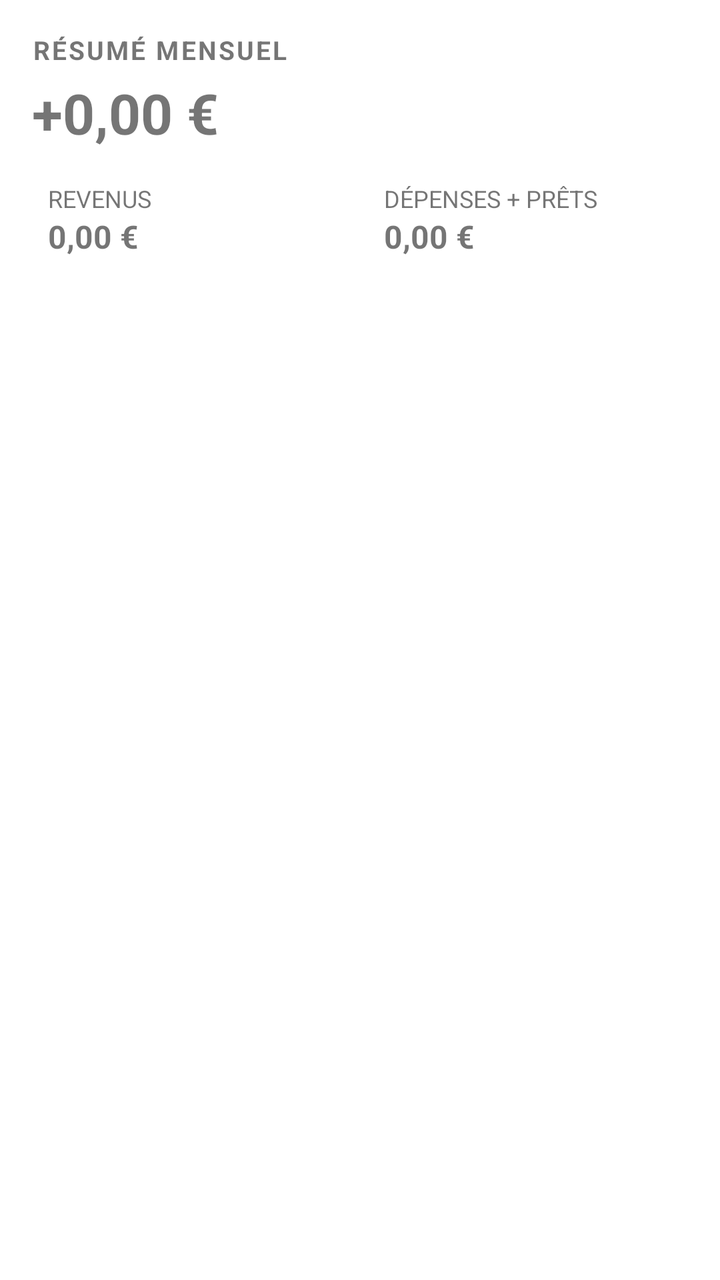
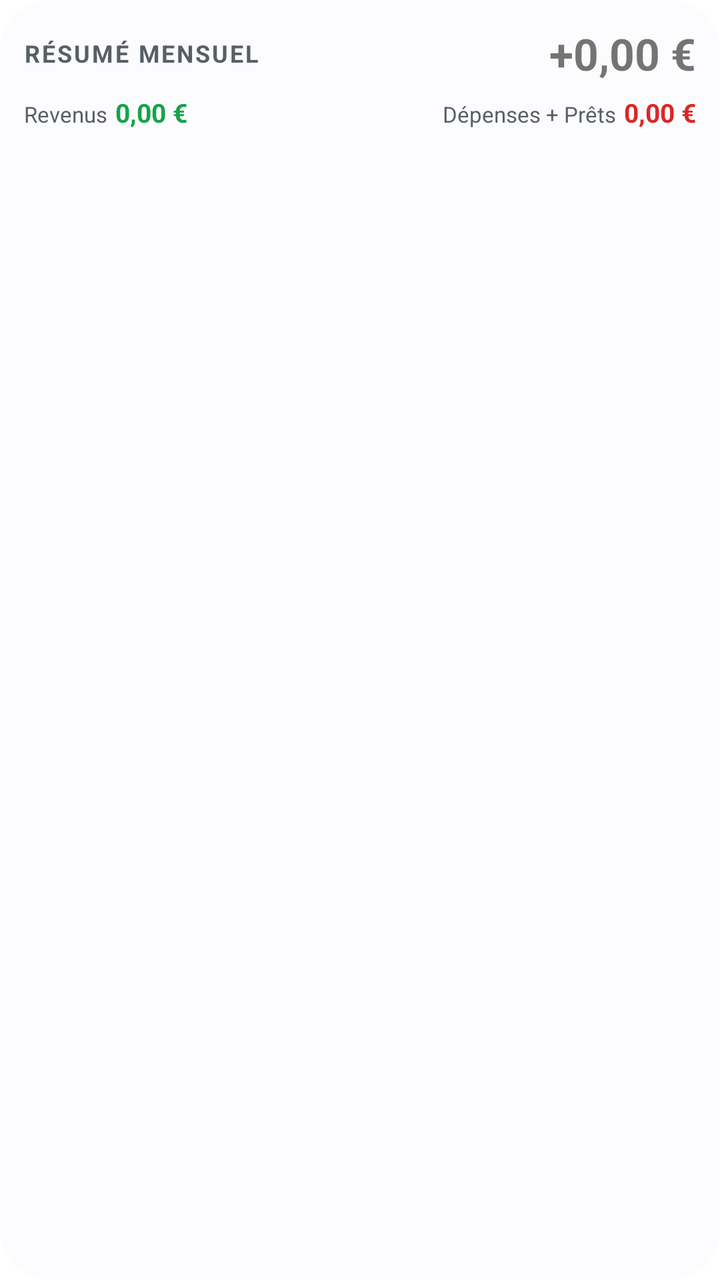

Before-and-after screenshots of an Android layout around one commit, followed by the original layout XML and the change that was made.
<!-- AndroidManifest.xml: fallback theme Theme.MaterialComponents.DayNight.NoActionBar -->
<!-- res/layout/widget_monthly_summary.xml -->
<?xml version="1.0" encoding="utf-8"?>
<LinearLayout xmlns:android="http://schemas.android.com/apk/res/android"
    android:id="@+id/widget_root"
    android:layout_width="match_parent"
    android:layout_height="match_parent"
    android:orientation="vertical"
    android:padding="@dimen/widget_padding">

    <TextView
        android:id="@+id/tv_title"
        android:layout_width="match_parent"
        android:layout_height="wrap_content"
        android:text="@string/widget_title_monthly_summary"
        android:textSize="@dimen/widget_title_size"
        android:textStyle="bold"
        android:textAllCaps="true"
        android:letterSpacing="0.08" />

    <TextView
        android:id="@+id/tv_net_balance"
        android:layout_width="match_parent"
        android:layout_height="wrap_content"
        android:text="+0,00 €"
        android:textSize="@dimen/widget_balance_size"
        android:textStyle="bold"
        android:layout_marginTop="4dp"
        android:layout_marginBottom="8dp" />

    <LinearLayout
        android:layout_width="match_parent"
        android:layout_height="wrap_content"
        android:orientation="horizontal">

        <LinearLayout
            android:layout_width="0dp"
            android:layout_height="wrap_content"
            android:layout_weight="1"
            android:orientation="vertical"
            android:padding="@dimen/widget_row_padding">

            <TextView
                android:id="@+id/tv_revenues_label"
                android:layout_width="wrap_content"
                android:layout_height="wrap_content"
                android:text="@string/widget_label_revenues"
                android:textSize="12sp"
                android:textAllCaps="true" />

            <TextView
                android:id="@+id/tv_revenues_amount"
                android:layout_width="wrap_content"
                android:layout_height="wrap_content"
                android:text="0,00 €"
                android:textSize="16sp"
                android:textStyle="bold" />
        </LinearLayout>

        <LinearLayout
            android:layout_width="0dp"
            android:layout_height="wrap_content"
            android:layout_weight="1"
            android:orientation="vertical"
            android:padding="@dimen/widget_row_padding"
            android:layout_marginStart="8dp">

            <TextView
                android:id="@+id/tv_expenses_label"
                android:layout_width="wrap_content"
                android:layout_height="wrap_content"
                android:text="@string/widget_label_expenses"
                android:textSize="12sp"
                android:textAllCaps="true" />

            <TextView
                android:id="@+id/tv_expenses_amount"
                android:layout_width="wrap_content"
                android:layout_height="wrap_content"
                android:text="0,00 €"
                android:textSize="16sp"
                android:textStyle="bold" />
        </LinearLayout>
    </LinearLayout>
</LinearLayout>
<!-- resources referenced by this layout -->
<resources>
  <dimen name="widget_balance_size">28sp</dimen>
  <dimen name="widget_padding">16dp</dimen>
  <dimen name="widget_row_padding">8dp</dimen>
  <dimen name="widget_title_size">13sp</dimen>
  <string name="widget_label_expenses">Dépenses + Prêts</string>
  <string name="widget_label_revenues">Revenus</string>
  <string name="widget_title_monthly_summary">Résumé mensuel</string>
</resources>

<!-- the commit's change to res/layout/widget_monthly_summary.xml (unified diff, before → after) -->
@@ -2,82 +2,85 @@
 <LinearLayout xmlns:android="http://schemas.android.com/apk/res/android"
     android:id="@+id/widget_root"
     android:layout_width="match_parent"
-    android:layout_height="match_parent"
+    android:layout_height="wrap_content"
     android:orientation="vertical"
-    android:padding="@dimen/widget_padding">
-
-    <TextView
-        android:id="@+id/tv_title"
-        android:layout_width="match_parent"
-        android:layout_height="wrap_content"
-        android:text="@string/widget_title_monthly_summary"
-        android:textSize="@dimen/widget_title_size"
-        android:textStyle="bold"
-        android:textAllCaps="true"
-        android:letterSpacing="0.08" />
-
-    <TextView
-        android:id="@+id/tv_net_balance"
-        android:layout_width="match_parent"
-        android:layout_height="wrap_content"
-        android:text="+0,00 €"
-        android:textSize="@dimen/widget_balance_size"
-        android:textStyle="bold"
-        android:layout_marginTop="4dp"
-        android:layout_marginBottom="8dp" />
+    android:padding="12dp"
+    android:background="@drawable/widget_bg">
 
     <LinearLayout
         android:layout_width="match_parent"
         android:layout_height="wrap_content"
-        android:orientation="horizontal">
+        android:orientation="horizontal"
+        android:gravity="center_vertical">
 
-        <LinearLayout
+        <TextView
+            android:id="@+id/tv_title"
+            android:layout_width="wrap_content"
+            android:layout_height="wrap_content"
+            android:text="@string/widget_title_monthly_summary"
+            android:textSize="12sp"
+            android:textColor="@color/widget_on_surface_variant"
+            android:textStyle="bold"
+            android:textAllCaps="true"
+            android:letterSpacing="0.08" />
+
+        <TextView
+            android:id="@+id/tv_net_balance"
             android:layout_width="0dp"
             android:layout_height="wrap_content"
             android:layout_weight="1"
-            android:orientation="vertical"
-            android:padding="@dimen/widget_row_padding">
+            android:text="+0,00 €"
+            android:textSize="22sp"
+            android:textStyle="bold"
+            android:gravity="end"
+            android:layout_marginStart="12dp" />
+    </LinearLayout>
 
-            <TextView
-                android:id="@+id/tv_revenues_label"
-                android:layout_width="wrap_content"
-                android:layout_height="wrap_content"
-                android:text="@string/widget_label_revenues"
-                android:textSize="12sp"
-                android:textAllCaps="true" />
+    <LinearLayout
+        android:layout_width="match_parent"
+        android:layout_height="wrap_content"
+        android:orientation="horizontal"
+        android:layout_marginTop="6dp">
 
-            <TextView
-                android:id="@+id/tv_revenues_amount"
-                android:layout_width="wrap_content"
-                android:layout_height="wrap_content"
-                android:text="0,00 €"
-                android:textSize="16sp"
-                android:textStyle="bold" />
-        </LinearLayout>
+        <TextView
+            android:id="@+id/tv_revenues_label"
+            android:layout_width="wrap_content"
+            android:layout_height="wrap_content"
+            android:text="@string/widget_label_revenues"
+            android:textSize="11sp"
+            android:textColor="@color/widget_on_surface_variant" />
 
-        <LinearLayout
+        <TextView
+            android:id="@+id/tv_revenues_amount"
+            android:layout_width="wrap_content"
+            android:layout_height="wrap_content"
+            android:text="0,00 €"
+            android:textSize="13sp"
+            android:textColor="@color/widget_positive"
+            android:textStyle="bold"
+            android:layout_marginStart="4dp" />
+
+        <View
             android:layout_width="0dp"
+            android:layout_height="0dp"
+            android:layout_weight="1" />
+
+        <TextView
+            android:id="@+id/tv_expenses_label"
+            android:layout_width="wrap_content"
             android:layout_height="wrap_content"
-            android:layout_weight="1"
-            android:orientation="vertical"
-            android:padding="@dimen/widget_row_padding"
-            android:layout_marginStart="8dp">
+            android:text="@string/widget_label_expenses"
+            android:textSize="11sp"
+            android:textColor="@color/widget_on_surface_variant" />
 
-            <TextView
-                android:id="@+id/tv_expenses_label"
-                android:layout_width="wrap_content"
-                android:layout_height="wrap_content"
-                android:text="@string/widget_label_expenses"
-                android:textSize="12sp"
-                android:textAllCaps="true" />
-
-            <TextView
-                android:id="@+id/tv_expenses_amount"
-                android:layout_width="wrap_content"
-                android:layout_height="wrap_content"
-                android:text="0,00 €"
-                android:textSize="16sp"
-                android:textStyle="bold" />
-        </LinearLayout>
+        <TextView
+            android:id="@+id/tv_expenses_amount"
+            android:layout_width="wrap_content"
+            android:layout_height="wrap_content"
+            android:text="0,00 €"
+            android:textSize="13sp"
+            android:textColor="@color/widget_negative"
+            android:textStyle="bold"
+            android:layout_marginStart="4dp" />
     </LinearLayout>
 </LinearLayout>
<!-- resource entries referenced after the edit -->
@@ -1,11 +1,18 @@
 <!-- resources referenced by this layout -->
 <resources>
-  <dimen name="widget_balance_size">28sp</dimen>
-  <dimen name="widget_padding">16dp</dimen>
-  <dimen name="widget_row_padding">8dp</dimen>
-  <dimen name="widget_title_size">13sp</dimen>
+  <color name="widget_negative">#DC2626</color>
+  <color name="widget_on_surface_variant">#49454F</color>
+  <color name="widget_positive">#16A34A</color>
+  <!-- drawable widget_bg (drawable) -->
+  <?xml version="1.0" encoding="utf-8"?>
+  <shape xmlns:android="http://schemas.android.com/apk/res/android"
+      android:shape="rectangle">
+      <solid android:color="@color/widget_surface" />
+      <corners android:radius="24dp" />
+  </shape>
   <string name="widget_label_expenses">Dépenses + Prêts</string>
   <string name="widget_label_revenues">Revenus</string>
   <string name="widget_title_monthly_summary">Résumé mensuel</string>
+  <color name="widget_surface">#FFFBFE</color>
 </resources>
 
